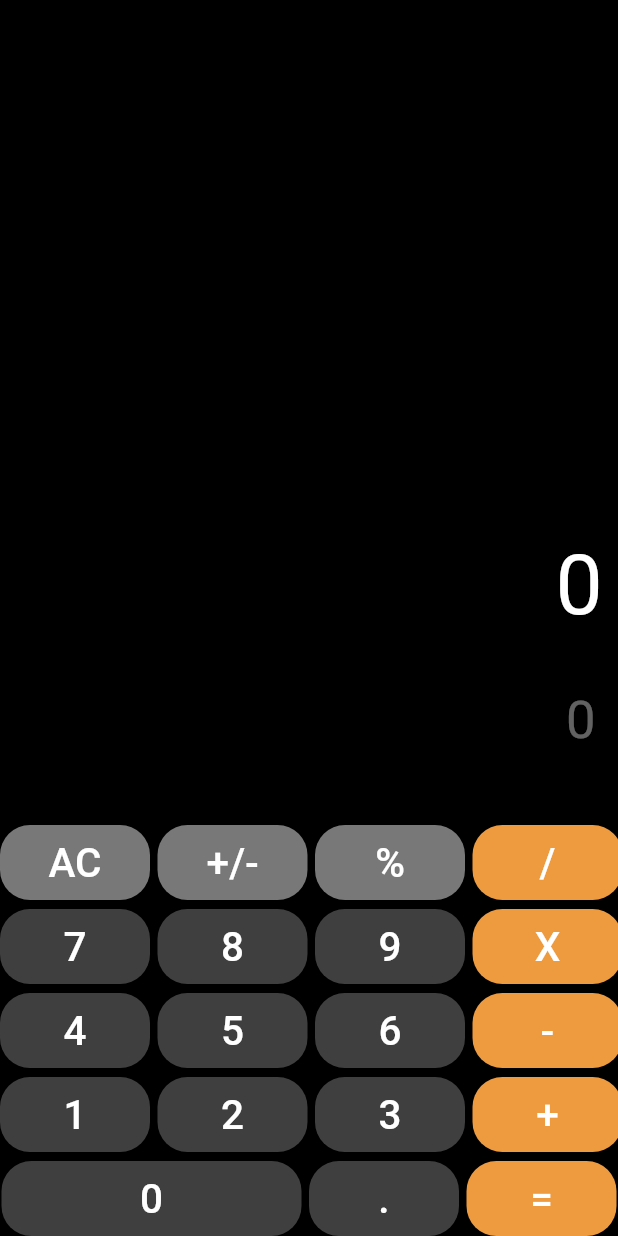
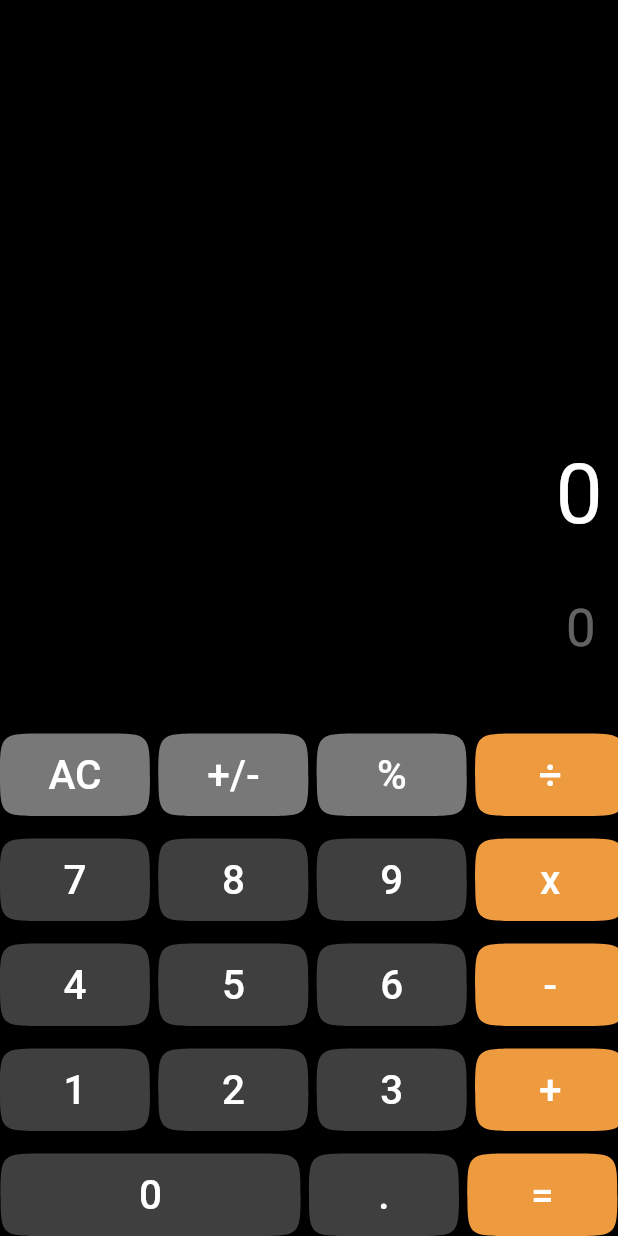
Before and after one commit to Marieezouaa/CalculatorApp, a Flutter app: the screen it shows after launch, after a tap on "AC", on a phone screen of 412 x 824 dp. Run offline on Flutter 3.47's test engine with Material 3 defaults, Android fonts, the phone set to English and light mode, and no system bars; our stand-ins replace math_expressions.

Commit message:
removed repeated lines replacing them with logic inside calculatorButton widget

```diff
--- a/lib/calculatorFunctionality.dart
+++ b/lib/calculatorFunctionality.dart
@@ -11,18 +11,11 @@ class Calculatorfunctionality extends StatefulWidget {
 }
 
 class _CalculatorfunctionalityState extends State<Calculatorfunctionality> {
-  Color topRowColor = const Color.fromARGB(248, 123, 123, 123);
-  Color numberColor = const Color.fromARGB(248, 65, 65, 65);
-  Color operatorColor = const Color.fromARGB(248, 245, 158, 65);
+  Color eqColor = Colors.white38;
+  Color resultColor = Colors.white;
 
-  Color textColorLight = Colors.white;
-  Color textColorDark = Colors.black;
-
-  double buttonSpace = 5;
-  double rowSpace = 6;
-
-  double buttonWidth = 100;
-  double buttonHeight = 50;
+  double buttonSpace = 5.6;
+  double rowSpace = 15;
 
   String equation = "0";
   String result = "0";
@@ -31,17 +24,6 @@ class _CalculatorfunctionalityState extends State<Calculatorfunctionality> {
   double resultFontSize = 48.0;
 
   buttonFunction(String buttonCharacter) {
-    // used to check if the result contains a decimal
-    String doesContainDecimal(dynamic result) {
-      if (result.toString().contains('.')) {
-        List<String> splitDecimal = result.toString().split('.');
-        if (!(int.parse(splitDecimal[1]) > 0)) {
-          return result = splitDecimal[0].toString();
-        }
-      }
-      return result;
-    }
-
     setState(() {
       if (buttonCharacter == "AC") {
         equation = "0";
@@ -59,8 +41,8 @@ class _CalculatorfunctionalityState extends State<Calculatorfunctionality> {
         }
       } else if (buttonCharacter == "=") {
         expression = equation;
-        expression = expression.replaceAll('X', '*');
-        expression = expression.replaceAll('÷', '/');
+        expression = expression.replaceAll('x', '*');
+        expression = expression.replaceAll('÷', '÷');
         expression = expression.replaceAll('%', '%');
 
         try {
@@ -69,14 +51,16 @@ class _CalculatorfunctionalityState extends State<Calculatorfunctionality> {
 
           ContextModel cm = ContextModel();
           result = '${exp.evaluate(EvaluationType.REAL, cm)}';
-          if (expression.contains('%')) {
-            result = doesContainDecimal(result);
-          }
         } catch (e) {
           result = "Error";
         }
+      } else if (buttonCharacter == ".") {
+        String lastSegment = equation.split(RegExp(r'[\+\-\*/]')).last;
+        if (!lastSegment.contains('.')) {
+          equation = equation + buttonCharacter;
+        }
       } else {
-        if (equation == "0") {
+        if (equation == "0" && buttonCharacter != ".") {
           equation = buttonCharacter;
         } else {
           equation = equation + buttonCharacter;
@@ -85,21 +69,31 @@ class _CalculatorfunctionalityState extends State<Calculatorfunctionality> {
     });
   }
 
-  Widget calculatorButton(String buttonCharacter, Color backgroundColor,
-      Color textColor, void Function()? buttonFunction) {
+  Widget calculatorButton(
+      String buttonCharacter, void Function()? buttonFunction) {
     return Container(
-      width: 75,
-      height: buttonCharacter == '=' ? 150 : 70,
+      width: buttonCharacter == '0' ? 200 : 100,
+      height: 55,
       padding: const EdgeInsets.all(0),
       child: ElevatedButton(
         onPressed: buttonFunction,
         style: ElevatedButton.styleFrom(
-            shape: const RoundedRectangleBorder(
-                borderRadius: BorderRadius.all(Radius.circular(20))),
-            backgroundColor: backgroundColor),
+            shape: const ContinuousRectangleBorder(
+                borderRadius: BorderRadius.all(Radius.circular(30))),
+            backgroundColor: (buttonCharacter == 'AC' ||
+                    buttonCharacter == '+/-' ||
+                    buttonCharacter == '%')
+                ? const Color.fromARGB(248, 123, 123, 123)
+                : (buttonCharacter == '÷' ||
+                        buttonCharacter == 'x' ||
+                        buttonCharacter == '-' ||
+                        buttonCharacter == '+' ||
+                        buttonCharacter == '=')
+                    ? const Color.fromARGB(248, 245, 158, 65)
+                    : const Color.fromARGB(248, 65, 65, 65)),
         child: Text(
           buttonCharacter,
-          style: TextStyle(fontSize: 27, color: textColor),
+          style: const TextStyle(fontSize: 27, color: Colors.white),
         ),
       ),
     );
@@ -126,8 +120,8 @@ class _CalculatorfunctionalityState extends State<Calculatorfunctionality> {
                       fit: BoxFit.scaleDown,
                       child: Text(
                         result,
-                        style: const TextStyle(
-                          color: Colors.white,
+                        style: TextStyle(
+                          color: resultColor,
                           fontSize: 80,
                         ),
                       ),
@@ -141,9 +135,9 @@ class _CalculatorfunctionalityState extends State<Calculatorfunctionality> {
                       fit: BoxFit.scaleDown,
                       child: Text(
                         equation,
-                        style: const TextStyle(
+                        style: TextStyle(
                           fontSize: 75,
-                          color: Colors.white38,
+                          color: eqColor,
                         ),
                       ),
                     ),
@@ -158,34 +152,23 @@ class _CalculatorfunctionalityState extends State<Calculatorfunctionality> {
               mainAxisAlignment: MainAxisAlignment.center,
               children: [
                 SizedBox(
-                    width: buttonWidth,
-                    height: buttonHeight,
-                    child: calculatorButton("AC", topRowColor, textColorLight,
-                        () => buttonFunction("AC"))),
+                    child: calculatorButton("AC", () => buttonFunction("AC"))),
                 SizedBox(
                   width: buttonSpace,
                 ),
                 SizedBox(
-                    width: buttonWidth,
-                    height: buttonHeight,
-                    child: calculatorButton("+/-", topRowColor, textColorLight,
-                        () => buttonFunction("+/-"))),
+                    child:
+                        calculatorButton("+/-", () => buttonFunction("+/-"))),
                 SizedBox(
                   width: buttonSpace,
                 ),
                 SizedBox(
-                    width: buttonWidth,
-                    height: buttonHeight,
-                    child: calculatorButton("%", topRowColor, textColorLight,
-                        () => buttonFunction("%"))),
+                    child: calculatorButton("%", () => buttonFunction("%"))),
                 SizedBox(
                   width: buttonSpace,
                 ),
                 SizedBox(
-                    width: buttonWidth,
-                    height: buttonHeight,
-                    child: calculatorButton("/", operatorColor, textColorLight,
-                        () => buttonFunction("/")))
+                    child: calculatorButton("÷", () => buttonFunction("÷")))
               ],
             ),
             SizedBox(
@@ -195,34 +178,22 @@ class _CalculatorfunctionalityState extends State<Calculatorfunctionality> {
               mainAxisAlignment: MainAxisAlignment.center,
               children: [
                 SizedBox(
-                    width: buttonWidth,
-                    height: buttonHeight,
-                    child: calculatorButton("7", numberColor, textColorLight,
-                        () => buttonFunction("7"))),
+                    child: calculatorButton("7", () => buttonFunction("7"))),
                 SizedBox(
                   width: buttonSpace,
                 ),
                 SizedBox(
-                    width: buttonWidth,
-                    height: buttonHeight,
-                    child: calculatorButton("8", numberColor, textColorLight,
-                        () => buttonFunction("8"))),
+                    child: calculatorButton("8", () => buttonFunction("8"))),
                 SizedBox(
                   width: buttonSpace,
                 ),
                 SizedBox(
-                    width: buttonWidth,
-                    height: buttonHeight,
-                    child: calculatorButton("9", numberColor, textColorLight,
-                        () => buttonFunction("9"))),
+                    child: calculatorButton("9", () => buttonFunction("9"))),
                 SizedBox(
                   width: buttonSpace,
                 ),
                 SizedBox(
-                    width: buttonWidth,
-                    height: buttonHeight,
-                    child: calculatorButton("X", operatorColor, textColorLight,
-                        () => buttonFunction("X")))
+                    child: calculatorButton("x", () => buttonFunction("*")))
               ],
             ),
             SizedBox(
@@ -232,34 +203,22 @@ class _CalculatorfunctionalityState extends State<Calculatorfunctionality> {
               mainAxisAlignment: MainAxisAlignment.center,
               children: [
                 SizedBox(
-                    width: buttonWidth,
-                    height: buttonHeight,
-                    child: calculatorButton("4", numberColor, textColorLight,
-                        () => buttonFunction("4"))),
+                    child: calculatorButton("4", () => buttonFunction("4"))),
                 SizedBox(
                   width: buttonSpace,
                 ),
                 SizedBox(
-                    width: buttonWidth,
-                    height: buttonHeight,
-                    child: calculatorButton("5", numberColor, textColorLight,
-                        () => buttonFunction("5"))),
+                    child: calculatorButton("5", () => buttonFunction("5"))),
                 SizedBox(
                   width: buttonSpace,
                 ),
                 SizedBox(
-                    width: buttonWidth,
-                    height: buttonHeight,
-                    child: calculatorButton("6", numberColor, textColorLight,
-                        () => buttonFunction("6"))),
+                    child: calculatorButton("6", () => buttonFunction("6"))),
                 SizedBox(
                   width: buttonSpace,
                 ),
                 SizedBox(
-                    width: buttonWidth,
-                    height: buttonHeight,
-                    child: calculatorButton("-", operatorColor, textColorLight,
-                        () => buttonFunction("-")))
+                    child: calculatorButton("-", () => buttonFunction("-")))
               ],
             ),
             SizedBox(
@@ -269,34 +228,22 @@ class _CalculatorfunctionalityState extends State<Calculatorfunctionality> {
               mainAxisAlignment: MainAxisAlignment.center,
               children: [
                 SizedBox(
-                    width: buttonWidth,
-                    height: buttonHeight,
-                    child: calculatorButton("1", numberColor, textColorLight,
-                        () => buttonFunction("1"))),
+                    child: calculatorButton("1", () => buttonFunction("1"))),
                 SizedBox(
                   width: buttonSpace,
                 ),
                 SizedBox(
-                    width: buttonWidth,
-                    height: buttonHeight,
-                    child: calculatorButton("2", numberColor, textColorLight,
-                        () => buttonFunction("2"))),
+                    child: calculatorButton("2", () => buttonFunction("2"))),
                 SizedBox(
                   width: buttonSpace,
                 ),
                 SizedBox(
-                    width: buttonWidth,
-                    height: buttonHeight,
-                    child: calculatorButton("3", numberColor, textColorLight,
-                        () => buttonFunction("3"))),
+                    child: calculatorButton("3", () => buttonFunction("3"))),
                 SizedBox(
                   width: buttonSpace,
                 ),
                 SizedBox(
-                    width: buttonWidth,
-                    height: buttonHeight,
-                    child: calculatorButton("+", operatorColor, textColorLight,
-                        () => buttonFunction("+")))
+                    child: calculatorButton("+", () => buttonFunction("+")))
               ],
             ),
             SizedBox(
@@ -306,26 +253,17 @@ class _CalculatorfunctionalityState extends State<Calculatorfunctionality> {
               mainAxisAlignment: MainAxisAlignment.center,
               children: [
                 SizedBox(
-                    width: 200,
-                    height: buttonHeight,
-                    child: calculatorButton("0", numberColor, textColorLight,
-                        () => buttonFunction("0"))),
+                    child: calculatorButton("0", () => buttonFunction("0"))),
                 SizedBox(
                   width: buttonSpace,
                 ),
                 SizedBox(
-                    width: buttonWidth,
-                    height: buttonHeight,
-                    child: calculatorButton(".", numberColor, textColorLight,
-                        () => buttonFunction("."))),
+                    child: calculatorButton(".", () => buttonFunction("."))),
                 SizedBox(
                   width: buttonSpace,
                 ),
                 SizedBox(
-                    width: buttonWidth,
-                    height: buttonHeight,
-                    child: calculatorButton("=", operatorColor, textColorLight,
-                        () => buttonFunction("=")))
+                    child: calculatorButton("=", () => buttonFunction("=")))
               ],
             )
           ],
--- a/lib/main.dart
+++ b/lib/main.dart
@@ -1,9 +1,5 @@
 import 'package:flutter/material.dart';
 import 'package:calculatorapp/calculatorFunctionality.dart';
-
-
-
-
 void main() {
   runApp(const MyApp());
 }
```
